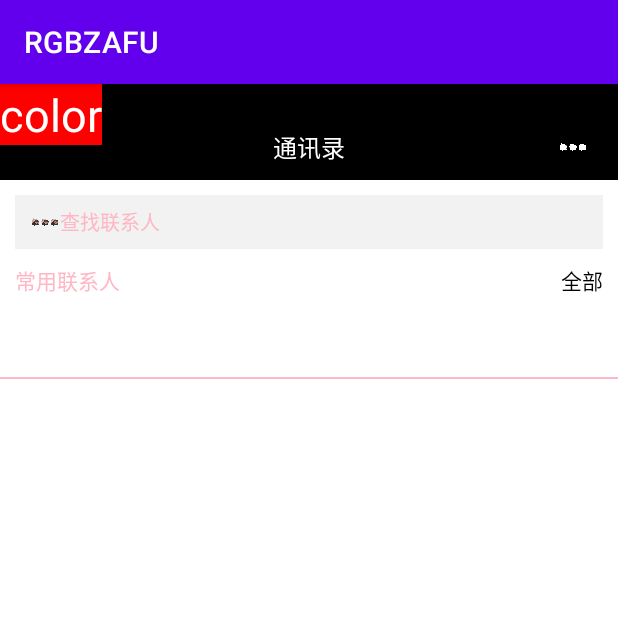
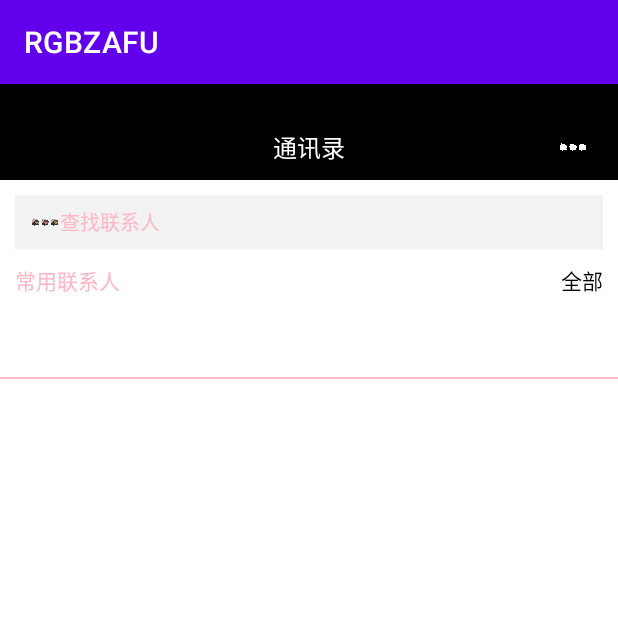
Before and after one commit to soaring-plum/RGBzafu, an Android app: the screen it shows after launch (MainActivity), on a phone screen of 412 x 824 dp, the top half of it. Run offline under Robolectric (Android 15) with nearby library versions, the phone set to English and light mode, and no system bars; 1 statement that could not run was skipped.

Commit message:
Update MainActivity.java

```diff
--- a/app/src/main/java/com/example/rgbzafu/MainActivity.java
+++ b/app/src/main/java/com/example/rgbzafu/MainActivity.java
@@ -27,23 +27,12 @@ import java.io.OutputStreamWriter;
 import java.sql.DriverPropertyInfo;
 
 public class MainActivity extends AppCompatActivity {
-    private ConstraintLayout mContainer;
 
     @Override
     protected void onCreate(Bundle savedInstanceState) {
 
         super.onCreate(savedInstanceState);
         setContentView(R.layout.test);
-        mContainer = findViewById(R.id.cl1);
-//        LinearLayout simpleItem = new LinearLayout(this);
-        TextView sexTextView = new TextView(this);
-//        ConstraintLayout.LayoutParams params = new ConstraintLayout.LayoutParams();
-//        params.leftMargin = 10;
-//        sexTextView.setLayoutParams(params);
-        sexTextView.setBackgroundColor(Color.rgb(255, 0, 0));
-        sexTextView.setText("color");
-        sexTextView.setTextSize(30);
-        sexTextView.setTextColor(Color.rgb(255, 255, 255));
-        mContainer.addView(sexTextView, 1);
+        mContainer = findViewById(R.id.activity_main);
     }
 }
```
